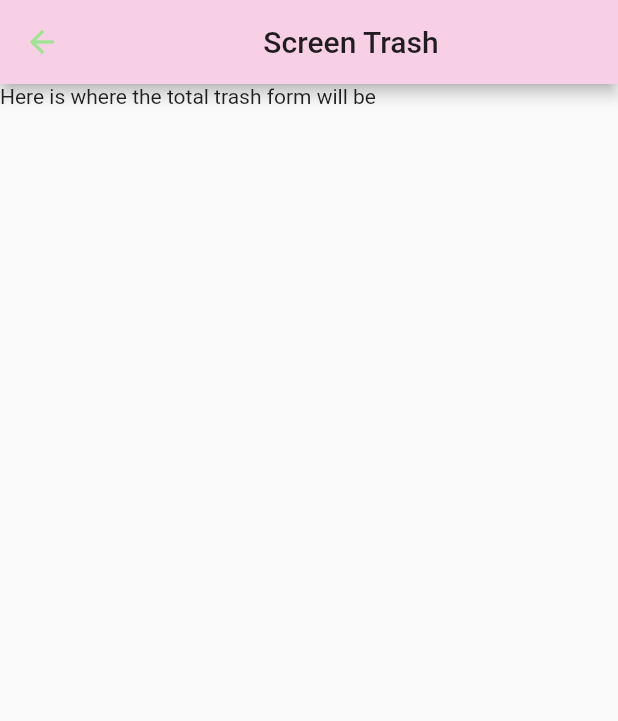
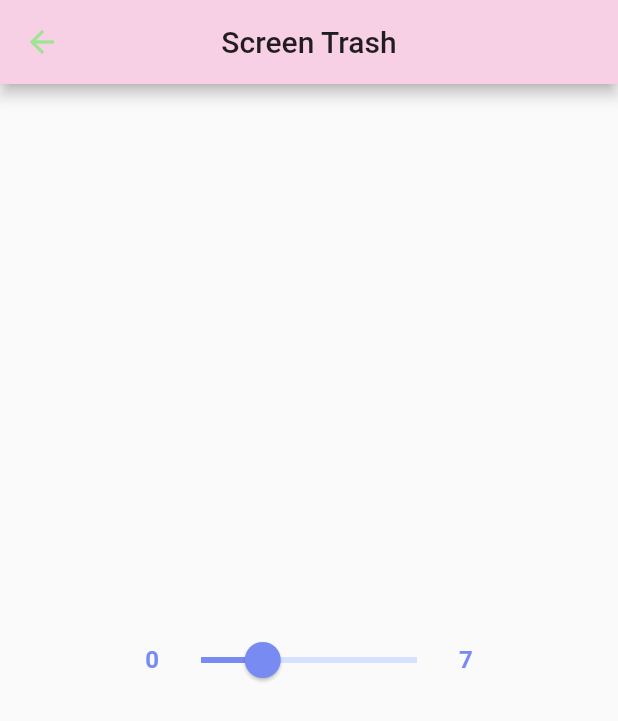
Before and after one commit to jacobjdong/Trash-Specto, a Flutter app: the ScreenTrash screen opened directly, on a phone screen of 412 x 824 dp. Shown: the top 721 px of the screen. Run offline on Flutter 3.47's test engine with Material 2 defaults, Android fonts, the phone set to English and light mode, and no system bars; Roboto replaces fonts that are missing (Georgia).

Commit message:
Stateful Sliders
Added a slider that kinda works

```diff
--- a/trashspecto1/lib/main.dart
+++ b/trashspecto1/lib/main.dart
@@ -83,20 +83,82 @@ class ScreenOne extends StatelessWidget {
   }
 }
 
-class ScreenTrash extends StatelessWidget {
+class ScreenTrash extends StatefulWidget {
+  @override
+  _ScreenTrashState createState() => _ScreenTrashState();
+}
+
+class _ScreenTrashState extends State<ScreenTrash> {
+  double _value = 2;
+
   @override
   Widget build (BuildContext ctxt) {
     return new Scaffold(
       appBar: new AppBar(
+        centerTitle: true,
         leading: IconButton(
           icon: Icon(Icons.arrow_back, color: Color(0xff9ee493)),
           onPressed: () {
             Navigator.pop(ctxt);
           }
         ),
-        title: new Center(child: new Text ("Screen Trash", textAlign: TextAlign.center)),
+        title: new Text ("Screen Trash", textAlign: TextAlign.center),
       ),
-      body: new Text("Here is where the total trash form will be"),
+      body: Padding(
+        padding: EdgeInsets.all(15.0),
+        child: Container(
+          child: Row(
+            mainAxisAlignment: MainAxisAlignment.center,
+            children: <Widget>[
+              Text(
+                '0',
+                textAlign: TextAlign.center,
+                style: TextStyle(
+                  fontSize: 16,
+                  fontWeight: FontWeight.w700,
+                  color: Color(0xff778BF3),
+                ),
+              ),
+              Column(
+                mainAxisAlignment: MainAxisAlignment.center,
+                children: <Widget>[
+                  SliderTheme(
+                   data: SliderTheme.of(ctxt).copyWith(
+                    activeTrackColor: Color(0xff778BF3),
+                    inactiveTrackColor: Color(0xffd5e1fd),
+                    trackShape: RectangularSliderTrackShape(),
+                    trackHeight: 4.0,
+                    thumbColor: Color(0xff778BF3),
+                    thumbShape: RoundSliderThumbShape(enabledThumbRadius: 12.0),
+                    overlayShape: RoundSliderOverlayShape(overlayRadius: 28.0),
+                  ),
+                  child: Slider(
+                    value: _value,
+                    onChanged: (value) {
+                      setState(() {
+                        _value = value;
+                        print(value);
+                      });
+                    },
+                    min: 0,
+                    max: 7,
+                    ),
+                  ),
+                ],
+              ),
+              Text(
+                '7',
+                textAlign: TextAlign.center,
+                style: TextStyle(
+                  fontSize: 16,
+                  fontWeight: FontWeight.w700,
+                  color: Color(0xff778BF3),
+                ),
+              ),
+            ]
+          ),
+        ),
+      )
     );
   }
 }
@@ -106,13 +168,14 @@ class ScreenWastewater extends StatelessWidget {
   Widget build (BuildContext ctxt) {
     return new Scaffold(
       appBar: new AppBar(
+        centerTitle: true,
         leading: IconButton(
           icon: Icon(Icons.arrow_back, color: Color(0xff9ee493)),
           onPressed: () {
             Navigator.pop(ctxt);
           }
         ),
-        title: new Center(child: new Text ("Screen Wastewater", textAlign: TextAlign.center)),
+        title: new Text ("Screen Wastewater", textAlign: TextAlign.center),
       ),
       body: new Text("Here is where the wastewater form will be"),
     );
@@ -124,13 +187,14 @@ class ScreenFoodWaste extends StatelessWidget {
   Widget build (BuildContext ctxt) {
     return new Scaffold(
       appBar: new AppBar(
+        centerTitle: true,
         leading: IconButton(
           icon: Icon(Icons.arrow_back, color: Color(0xff9ee493)),
           onPressed: () {
             Navigator.pop(ctxt);
           }
         ),
-        title: new Center(child: new Text ("Screen Food Waste", textAlign: TextAlign.center)),
+        title: new Text ("Screen Food Waste", textAlign: TextAlign.center),
       ),
       body: new Text("Here is where the food waste form will be"),
     );
@@ -142,13 +206,14 @@ class ScreenARViewer extends StatelessWidget {
   Widget build (BuildContext ctxt) {
     return new Scaffold(
       appBar: new AppBar(
+        centerTitle: true,
         leading: IconButton(
           icon: Icon(Icons.arrow_back, color: Color(0xff9ee493)),
           onPressed: () {
             Navigator.pop(ctxt);
           }
         ),
-        title: new Center(child: new Text ("Screen AR Viewer", textAlign: TextAlign.center)),
+        title: new Text ("Screen AR Viewer", textAlign: TextAlign.center),
       ),
       body: new Text("Heres wehre the AR view would be"),
     );
--- a/trashspecto1/pubspec.yaml
+++ b/trashspecto1/pubspec.yaml
@@ -25,9 +25,14 @@ dependencies:
   cupertino_icons: ^0.1.2
 
 dev_dependencies:
+  flutter_launcher_icons: "^0.7.3"
   flutter_test:
     sdk: flutter
 
+flutter_icons:
+  android: "launcher_icon"
+  ios: true
+  image_path: "assets/icon/icon.png"
 
 # For information on the generic Dart part of this file, see the
 # following page: https://dart.dev/tools/pub/pubspec
```
Also changed, not shown: trashspecto1/assets/icon/icon.png (added), trashspecto1/pubspec.lock, 27 other files.
